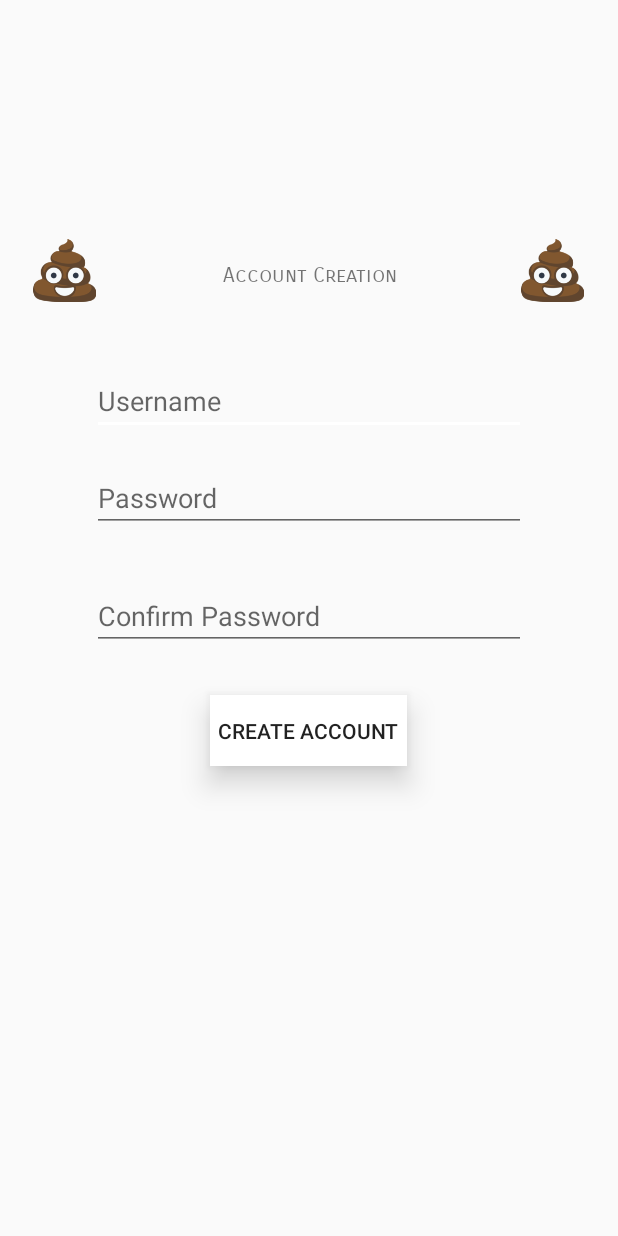
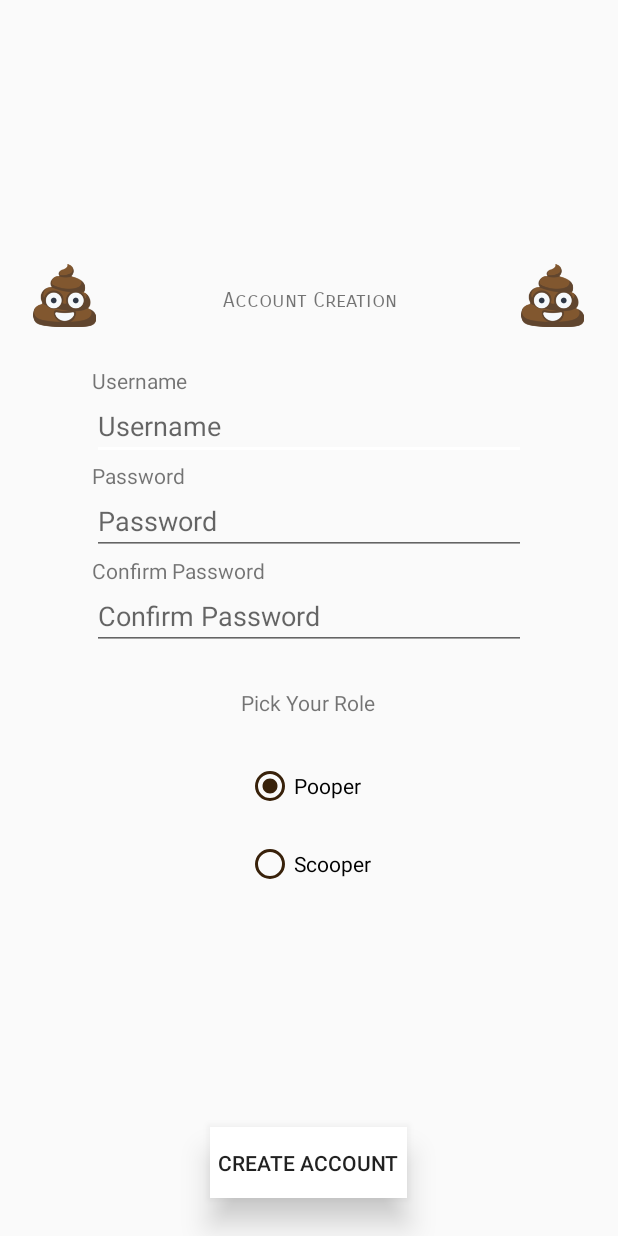
Before and after one commit to George-E/Dog-Uber, an Android app: the layout content_account_creation.xml on its own in the app's theme, with its tools: preview values and no code run, on a phone screen of 412 x 824 dp. Run offline under Robolectric (Android 15) with nearby library versions, the phone set to English and light mode, and no system bars.

Commit message:
fixed login

```diff
--- a/Android/app/src/main/AndroidManifest.xml
+++ b/Android/app/src/main/AndroidManifest.xml
@@ -21,6 +21,10 @@
         android:supportsRtl="true"
         android:theme="@style/AppTheme">
         <activity android:name=".MainActivity">
+
+        </activity>
+
+        <activity android:name=".AccountCreationActivity">
             <intent-filter>
                 <action android:name="android.intent.action.MAIN" />
 
--- a/Android/app/src/main/java/com/redeyesoftware/poober/AccountCreationActivity.java
+++ b/Android/app/src/main/java/com/redeyesoftware/poober/AccountCreationActivity.java
@@ -1,12 +1,14 @@
 package com.redeyesoftware.poober;
 
 import android.os.Bundle;
+import android.os.Debug;
 import android.support.design.widget.FloatingActionButton;
 import android.support.design.widget.Snackbar;
 import android.support.v7.app.AppCompatActivity;
 import android.support.v7.widget.Toolbar;
 import android.text.Editable;
 import android.text.TextWatcher;
+import android.util.Log;
 import android.view.View;
 import android.widget.Button;
 import android.widget.EditText;
@@ -68,9 +70,10 @@ public class AccountCreationActivity extends AppCompatActivity {
             @Override
             public void afterTextChanged(Editable editable) {
 
-                if(passwordText.length() <= MinNameLength){
+                if(passwordText.length() < MinNameLength){
                     passwordText.setError("Minimum length is " + MinNameLength + " characters!");
                 }
+
             }
         });
         confirmPasswordText.addTextChangedListener(new TextWatcher() {
@@ -86,30 +89,32 @@ public class AccountCreationActivity extends AppCompatActivity {
 
             @Override
             public void afterTextChanged(Editable editable) {
-                if(confirmPasswordText.getText().toString() != passwordText.getText().toString()){
+
+                if(!confirmPasswordText.getText().toString().equals(passwordText.getText().toString())){
                     confirmPasswordText.setError("Passwords Must Match");
                 }
             }
         });
 
-
-
         //submit button
-        submitButton.setOnClickListener(new View.OnClickListener() {
+        /*submitButton.setOnClickListener(new View.OnClickListener() {
             @Override
             public void onClick(View view) {
                 //save all of the stuff entered
                 username = usernameText.getText().toString();
                 password = passwordText.getText().toString();
-
-                if (username.length() >= MinNameLength && password.length() >= MinNameLength){
-                    if(password == confirmPasswordText.getText().toString()){
-                        //do stuff
-                    }
-                }
+                Log.d("DEBUG1", passwordText.toString());
 
             }
-        });
+        });*/
+
+
+    }
+
+    public void OnButtonClick(View view){
+        view.animate();
+        Log.d("DEBUG", passwordText.toString());
+        //do stuff
     }
 
 
--- a/Android/app/src/main/res/layout/content_account_creation.xml
+++ b/Android/app/src/main/res/layout/content_account_creation.xml
@@ -18,7 +18,7 @@
         tools:layout_editor_absoluteY="115dp"
         android:layout_above="@+id/PasswordBox"
         android:layout_alignStart="@+id/PasswordBox"
-        android:layout_marginBottom="21dp" />
+        android:layout_marginBottom="20dp" />
 
     <EditText
         android:id="@+id/PasswordBox"
@@ -31,19 +31,19 @@
         tools:layout_editor_absoluteY="180dp"
         android:layout_above="@+id/ConfirmPasswordBox"
         android:layout_centerHorizontal="true"
-        android:layout_marginBottom="35dp" />
+        android:layout_marginBottom="20dp" />
 
     <EditText
         android:id="@+id/ConfirmPasswordBox"
         android:layout_width="289dp"
         android:layout_height="43dp"
+        android:layout_alignStart="@+id/PasswordBox"
+        android:layout_centerVertical="true"
         android:ems="10"
         android:inputType="textPassword"
         tools:hint="Confirm Password"
         tools:layout_editor_absoluteX="60dp"
-        tools:layout_editor_absoluteY="245dp"
-        android:layout_centerVertical="true"
-        android:layout_alignStart="@+id/PasswordBox" />
+        tools:layout_editor_absoluteY="245dp" />
 
     <Button
         android:id="@+id/Confirm"
@@ -56,9 +56,10 @@
         android:visibility="visible"
         tools:layout_editor_absoluteX="140dp"
         tools:layout_editor_absoluteY="307dp"
-        android:layout_below="@+id/ConfirmPasswordBox"
+        android:layout_marginBottom="25dp"
+        android:layout_alignParentBottom="true"
         android:layout_centerHorizontal="true"
-        android:layout_marginTop="30dp" />
+        android:onClick="OnButtonClick"/>
 
     <TextView
         android:id="@+id/Title"
@@ -94,4 +95,72 @@
         android:layout_alignTop="@+id/Title"
         android:layout_alignEnd="@+id/Title" />
 
+    <RadioGroup
+        android:layout_width="wrap_content"
+        android:layout_height="wrap_content"
+        android:layout_below="@+id/UserSelector"
+        android:layout_centerHorizontal="true"
+        android:layout_marginTop="20dp"
+        android:checkedButton="@+id/radioButton1">
+
+
+        <RadioButton
+            android:id="@+id/radioButton1"
+            android:layout_width="wrap_content"
+            android:layout_height="wrap_content"
+            android:layout_below="@+id/radioButton2"
+            android:layout_centerHorizontal="true"
+            android:layout_marginTop="10dp"
+            android:checked="false"
+            android:duplicateParentState="false"
+            android:text="Pooper"
+            android:textAppearance="@style/TextAppearance.AppCompat.Body1"
+            app:buttonTint="@color/colorPrimaryDark" />
+
+        <RadioButton
+            android:id="@+id/radioButton2"
+            android:layout_width="wrap_content"
+            android:layout_height="wrap_content"
+            android:layout_alignStart="@+id/radioButton1"
+            android:layout_below="@+id/UserSelector"
+            android:layout_centerHorizontal="true"
+            android:layout_marginTop="20dp"
+            android:duplicateParentState="true"
+            android:text="Scooper"
+            app:buttonTint="@color/colorPrimaryDark" />
+    </RadioGroup>
+
+    <TextView
+        android:id="@+id/UserSelector"
+        android:layout_width="wrap_content"
+        android:layout_height="wrap_content"
+        android:layout_below="@+id/ConfirmPasswordBox"
+        android:layout_centerHorizontal="true"
+        android:layout_marginTop="25dp"
+        android:text="Pick Your Role"
+        android:gravity="center"/>
+
+    <TextView
+        android:id="@+id/textView2"
+        android:layout_width="wrap_content"
+        android:layout_height="wrap_content"
+        android:layout_above="@+id/UsernameBox"
+        android:layout_alignStart="@+id/UsernameBox"
+        android:text="Username" />
+
+    <TextView
+        android:id="@+id/textView3"
+        android:layout_width="wrap_content"
+        android:layout_height="wrap_content"
+        android:layout_above="@+id/PasswordBox"
+        android:layout_alignStart="@+id/UsernameBox"
+        android:text="Password" />
+    <TextView
+        android:id="@+id/textView3"
+        android:layout_width="wrap_content"
+        android:layout_height="wrap_content"
+        android:layout_above="@+id/ConfirmPasswordBox"
+        android:layout_alignStart="@+id/UsernameBox"
+        android:text="Confirm Password" />
+
 </RelativeLayout>
```
Also changed, not shown: Android/app/src/main/res/Images/poopEmoji.png (deleted).
